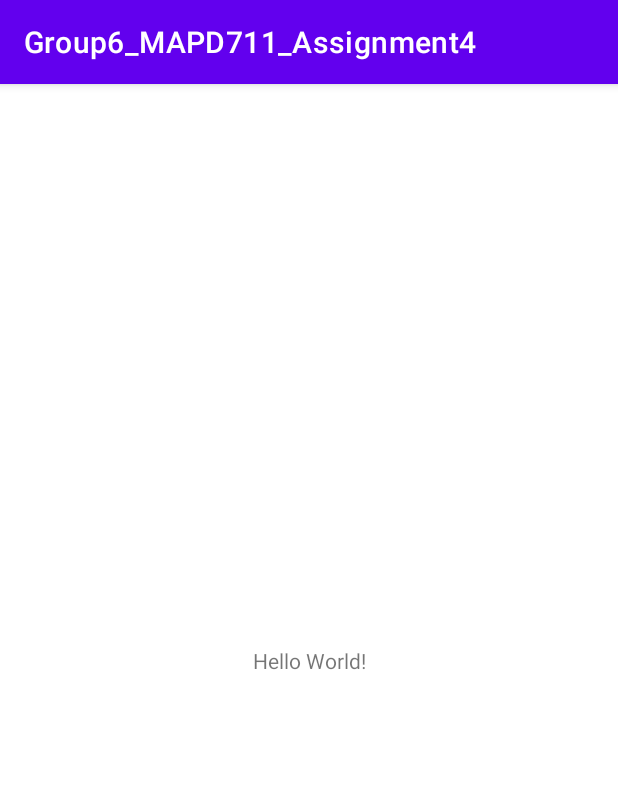
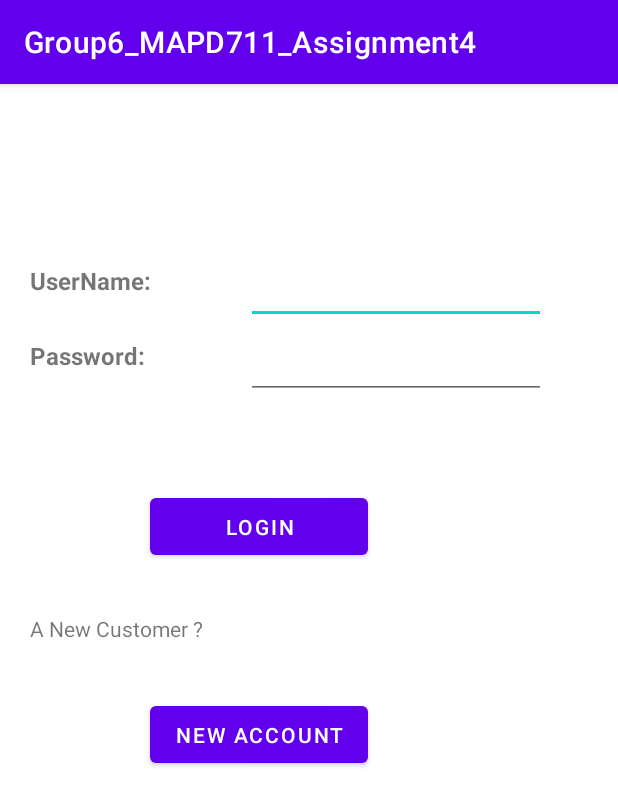
Before and after one commit to Shirinmansouri/TravelRespository, an Android app: the screen it shows after launch (MainActivity), on a phone screen of 412 x 824 dp. Shown: the top 806 px of the screen. Run offline under Robolectric (Android 15) with nearby library versions, the phone set to English and light mode, and no system bars.

Commit message:
fourth commit

```diff
--- a/app/build.gradle
+++ b/app/build.gradle
@@ -32,6 +32,9 @@ android {
     kotlinOptions {
         jvmTarget = '1.8'
     }
+    buildFeatures {
+        viewBinding true
+    }
 }
 
 dependencies {
@@ -40,6 +43,9 @@ dependencies {
     implementation 'androidx.appcompat:appcompat:1.3.1'
     implementation 'com.google.android.material:material:1.4.0'
     implementation 'androidx.constraintlayout:constraintlayout:2.1.1'
+    implementation 'androidx.annotation:annotation:1.2.0'
+    implementation 'androidx.lifecycle:lifecycle-livedata-ktx:2.3.1'
+    implementation 'androidx.lifecycle:lifecycle-viewmodel-ktx:2.3.1'
     testImplementation 'junit:junit:4.12'
     androidTestImplementation 'androidx.test.ext:junit:1.1.3'
     androidTestImplementation 'androidx.test.espresso:espresso-core:3.4.0'
--- a/app/src/main/java/com/example/group6_mapd711_assignment4/MainActivity.kt
+++ b/app/src/main/java/com/example/group6_mapd711_assignment4/MainActivity.kt
@@ -1,11 +1,18 @@
 package com.example.group6_mapd711_assignment4
 
+import android.content.Intent
 import androidx.appcompat.app.AppCompatActivity
 import android.os.Bundle
+import android.view.View
 
 class MainActivity : AppCompatActivity() {
     override fun onCreate(savedInstanceState: Bundle?) {
         super.onCreate(savedInstanceState)
         setContentView(R.layout.activity_main)
     }
+    fun createNewCustomer(view: View)
+    {
+        val intent= Intent(this,CreateCustomerActivity::class.java)
+startActivity(intent)
+    }
 }
--- a/app/src/main/res/layout/activity_main.xml
+++ b/app/src/main/res/layout/activity_main.xml
@@ -7,12 +7,83 @@
     tools:context=".MainActivity">
 
     <TextView
-        android:layout_width="wrap_content"
-        android:layout_height="wrap_content"
-        android:text="Hello World!"
-        app:layout_constraintBottom_toBottomOf="parent"
-        app:layout_constraintLeft_toLeftOf="parent"
-        app:layout_constraintRight_toRightOf="parent"
+        android:id="@+id/lblUserName"
+        android:layout_width="96dp"
+        android:layout_height="40dp"
+        android:layout_marginStart="20dp"
+        android:layout_marginTop="120dp"
+        android:text="UserName:"
+        android:textSize="16sp"
+        android:textStyle="bold"
+        app:layout_constraintStart_toStartOf="parent"
         app:layout_constraintTop_toTopOf="parent" />
 
+    <TextView
+        android:id="@+id/lblPassword"
+        android:layout_width="96dp"
+        android:layout_height="40dp"
+        android:layout_marginStart="20dp"
+        android:layout_marginTop="50dp"
+        android:text="Password:"
+        android:textSize="16sp"
+        android:textStyle="bold"
+        app:layout_constraintStart_toStartOf="parent"
+        app:layout_constraintTop_toTopOf="@id/lblUserName" />
+
+    <EditText
+        android:id="@+id/txtUserName"
+        android:layout_width="200dp"
+        android:layout_height="40dp"
+        android:layout_marginStart="20dp"
+        android:layout_marginTop="120dp"
+        android:layout_marginEnd="20dp"
+        android:singleLine="true"
+        app:layout_constraintEnd_toEndOf="parent"
+        app:layout_constraintStart_toEndOf="@+id/lblUserName"
+        app:layout_constraintTop_toTopOf="parent" />
+
+    <EditText
+        android:id="@+id/txtPassword"
+        android:layout_width="200dp"
+        android:layout_height="40dp"
+        android:layout_marginStart="20dp"
+        android:layout_marginTop="50dp"
+        android:layout_marginEnd="20dp"
+        android:password="true"
+        app:layout_constraintEnd_toEndOf="parent"
+        app:layout_constraintStart_toEndOf="@id/lblPassword"
+        app:layout_constraintTop_toTopOf="@id/txtUserName" />
+
+    <Button
+        android:id="@+id/btnLogin"
+        android:layout_width="145dp"
+        android:layout_height="50dp"
+        android:layout_marginStart="100dp"
+        android:layout_marginTop="60dp"
+        android:text="Login"
+        app:layout_constraintStart_toStartOf="parent"
+        app:layout_constraintTop_toBottomOf="@id/txtPassword" />
+
+    <Button
+        android:id="@+id/btnCreateNewAccount"
+        android:layout_width="145dp"
+        android:layout_height="50dp"
+        android:layout_marginStart="100dp"
+        android:layout_marginTop="28dp"
+        android:text="New Account"
+        android:onClick="createNewCustomer"
+        app:layout_constraintStart_toStartOf="parent"
+        app:layout_constraintTop_toBottomOf="@+id/lblNewCustomer" />
+
+    <TextView
+        android:id="@+id/lblNewCustomer"
+        android:layout_width="188dp"
+        android:layout_height="27dp"
+        android:layout_marginStart="20dp"
+        android:layout_marginTop="33dp"
+        android:text="A New Customer ?"
+        app:layout_constraintStart_toStartOf="parent"
+        app:layout_constraintTop_toBottomOf="@id/btnLogin" />
+
+
 </androidx.constraintlayout.widget.ConstraintLayout>
--- a/build.gradle
+++ b/build.gradle
@@ -6,7 +6,7 @@ buildscript {
     }
     dependencies {
         classpath "com.android.tools.build:gradle:7.0.1"
-        classpath "org.jetbrains.kotlin:kotlin-gradle-plugin:1.5.20"
+        classpath 'org.jetbrains.kotlin:kotlin-gradle-plugin:1.5.31'
 
         // NOTE: Do not place your application dependencies here; they belong
         // in the individual module build.gradle files
```
Also changed, not shown: app/src/main/AndroidManifest.xml (+7 -0 lines), app/src/main/java/com/example/group6_mapd711_assignment4/CreateCustomerActivity.kt (added, +11 -0 lines), app/src/main/res/layout/activity_create_customer.xml (added, +217 -0 lines), app/src/main/res/values/strings.xml (+9 -0 lines).
